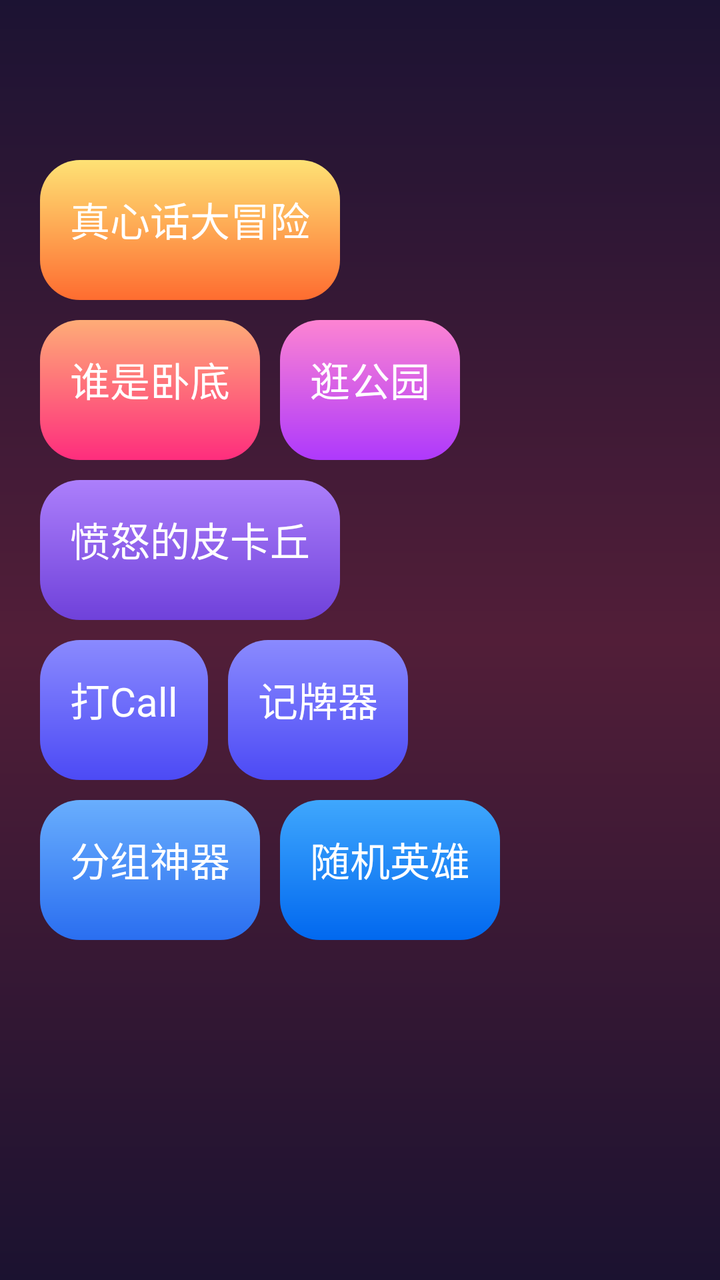
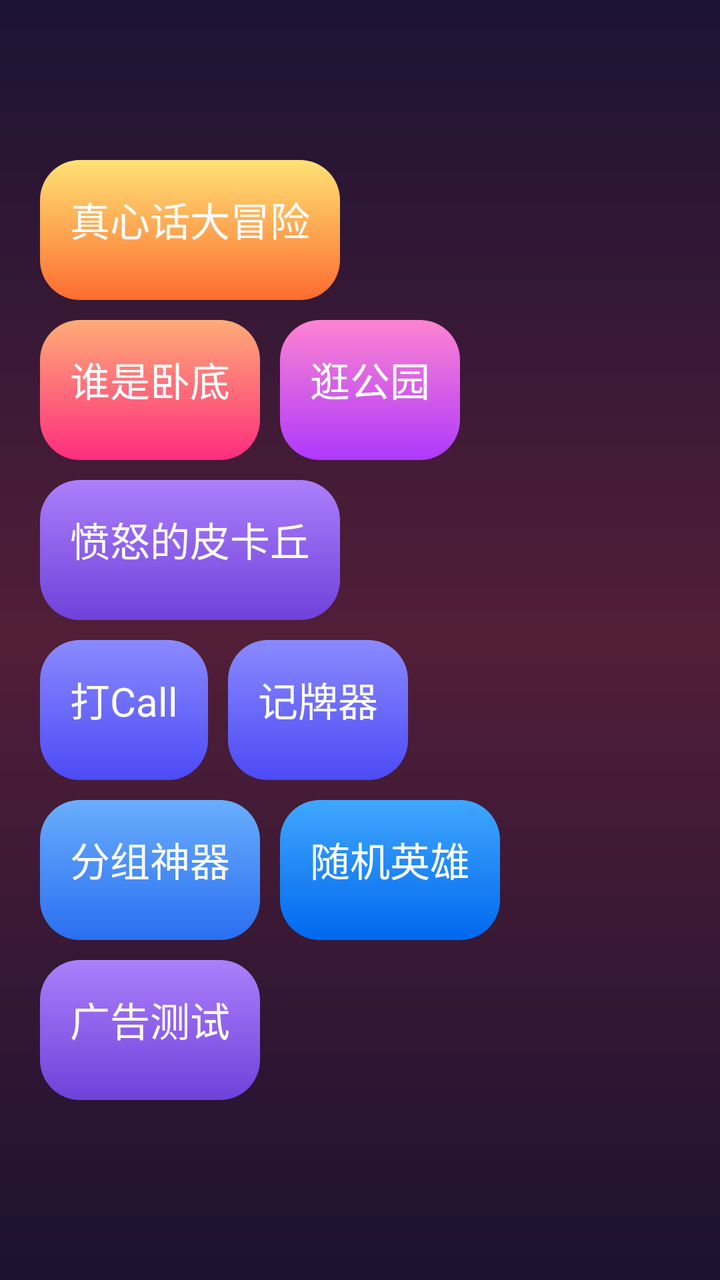

Before-and-after screenshots of an Android layout around one commit, followed by the original layout XML and the change that was made.
<!-- AndroidManifest.xml: application theme AppTheme -->
<!-- res/layout/activity_main.xml -->
<?xml version="1.0" encoding="utf-8"?>
<layout xmlns:android="http://schemas.android.com/apk/res/android"
    xmlns:app="http://schemas.android.com/apk/res-auto"
    xmlns:binding="http://schemas.android.com/apk/res-auto"
    xmlns:tools="http://schemas.android.com/tools">

    <data>

        <variable
            name="viewModel"
            type="com.xxx.games.MainViewModel" />
    </data>

    <RelativeLayout
        android:layout_width="match_parent"
        android:layout_height="match_parent"
        android:background="@drawable/bg_home"
        tools:context=".MainActivity">

        <Button
            android:id="@+id/btn_game1"
            android:layout_width="wrap_content"
            android:layout_height="70dp"
            android:layout_marginLeft="20dp"
            android:layout_marginTop="80dp"
            android:background="@drawable/bg_menu1"
            android:padding="15dp"
            android:text="真心话大冒险"
            android:textColor="@color/white"
            android:textSize="20sp" />

        <Button
            android:id="@+id/btn_game2"
            android:layout_width="wrap_content"
            android:layout_height="70dp"
            android:layout_below="@id/btn_game3"
            android:layout_marginLeft="20dp"
            android:layout_marginTop="10dp"
            android:background="@drawable/bg_menu4"
            android:padding="15dp"
            android:text="愤怒的皮卡丘"
            android:textColor="@color/white"
            android:textSize="20sp" />

        <Button
            android:id="@+id/btn_game5"
            android:layout_width="wrap_content"
            android:layout_height="70dp"
            android:layout_below="@id/btn_game2"
            android:layout_marginLeft="20dp"
            android:layout_marginTop="10dp"
            android:background="@drawable/bg_menu5"
            android:padding="15dp"
            android:text="打Call"
            android:textColor="@color/white"
            android:textSize="20sp" />

        <Button
            android:id="@+id/btn_game8"
            android:layout_width="wrap_content"
            android:layout_height="70dp"
            android:layout_below="@id/btn_game2"
            android:layout_toRightOf="@id/btn_game5"
            android:layout_marginLeft="10dp"
            android:layout_marginTop="10dp"
            android:background="@drawable/bg_menu5"
            android:padding="15dp"
            android:text="记牌器"
            android:textColor="@color/white"
            android:textSize="20sp" />

        <Button
            android:id="@+id/btn_game6"
            android:layout_width="wrap_content"
            android:layout_height="70dp"
            android:layout_below="@id/btn_game5"
            android:layout_marginLeft="20dp"
            android:layout_marginTop="10dp"
            android:background="@drawable/bg_menu6"
            android:padding="15dp"
            android:text="分组神器"
            android:textColor="@color/white"
            android:textSize="20sp" />

        <Button
            android:id="@+id/btn_game7"
            android:layout_width="wrap_content"
            android:layout_height="70dp"
            android:layout_below="@id/btn_game5"
            android:layout_marginLeft="10dp"
            android:layout_marginTop="10dp"
            android:layout_toRightOf="@id/btn_game6"
            android:background="@drawable/bg_menu7"
            android:padding="15dp"
            android:text="随机英雄"
            android:textColor="@color/white"
            android:textSize="20sp" />

        <Button
            android:id="@+id/btn_game3"
            android:layout_width="wrap_content"
            android:layout_height="70dp"
            android:layout_below="@id/btn_game1"
            android:layout_marginLeft="20dp"
            android:layout_marginTop="10dp"
            android:background="@drawable/bg_menu2"
            android:padding="15dp"
            android:text="谁是卧底"
            android:textColor="@color/white"
            android:textSize="20sp" />

        <Button
            android:id="@+id/btn_game4"
            android:layout_width="wrap_content"
            android:layout_height="70dp"
            android:layout_below="@id/btn_game1"
            android:layout_marginLeft="10dp"
            android:layout_marginTop="10dp"
            android:layout_toRightOf="@id/btn_game3"
            android:background="@drawable/bg_menu3"
            android:padding="15dp"
            android:text="逛公园"
            android:textColor="@color/white"
            android:textSize="20sp" />

    </RelativeLayout>
</layout>
<!-- resources referenced by this layout -->
<resources>
  <color name="white">#FFFFFFFF</color>
  <!-- drawable bg_home (drawable) -->
  <?xml version="1.0" encoding="utf-8"?>
  <shape xmlns:android="http://schemas.android.com/apk/res/android"
      android:shape="rectangle">
      
      <gradient
          android:startColor="#1C1333"
          android:centerColor="#521E38"
          android:endColor="#1B1230"
          android:angle="-90"
          />
  </shape>
  <!-- drawable bg_menu1 (drawable) -->
  <?xml version="1.0" encoding="utf-8"?>
  <shape xmlns:android="http://schemas.android.com/apk/res/android"
      android:shape="rectangle">
      
      <gradient
          android:startColor="#FEE275"
          android:endColor="#FE6C30"
          android:angle="-45"
          />
      <corners android:radius="20dp" />
  </shape>
  <!-- drawable bg_menu2 (drawable) -->
  <?xml version="1.0" encoding="utf-8"?>
  <shape xmlns:android="http://schemas.android.com/apk/res/android"
      android:shape="rectangle">
      
      <gradient
          android:startColor="#FEAC77"
          android:endColor="#FE2D7D"
          android:angle="-45"
          />
      <corners android:radius="20dp" />
  </shape>
  <!-- drawable bg_menu3 (drawable) -->
  <?xml version="1.0" encoding="utf-8"?>
  <shape xmlns:android="http://schemas.android.com/apk/res/android"
      android:shape="rectangle">
      
      <gradient
          android:startColor="#FD84D2"
          android:endColor="#AE39FC"
          android:angle="-45"
          />
      <corners android:radius="20dp" />
  </shape>
  <!-- drawable bg_menu4 (drawable) -->
  <?xml version="1.0" encoding="utf-8"?>
  <shape xmlns:android="http://schemas.android.com/apk/res/android"
      android:shape="rectangle">
      
      <gradient
          android:startColor="#AC7FFB"
          android:endColor="#6F41DA"
          android:angle="-45"
          />
      <corners android:radius="20dp" />
  </shape>
  <!-- drawable bg_menu5 (drawable) -->
  <?xml version="1.0" encoding="utf-8"?>
  <shape xmlns:android="http://schemas.android.com/apk/res/android"
      android:shape="rectangle">
      
      <gradient
          android:startColor="#8A8AFE"
          android:endColor="#4C4AF5"
          android:angle="-45"
          />
      <corners android:radius="20dp" />
  </shape>
  <!-- drawable bg_menu6 (drawable) -->
  <?xml version="1.0" encoding="utf-8"?>
  <shape xmlns:android="http://schemas.android.com/apk/res/android"
      android:shape="rectangle">
      
      <gradient
          android:startColor="#69AEFD"
          android:endColor="#2A6EF0"
          android:angle="-45"
          />
      <corners android:radius="20dp" />
  </shape>
  <!-- drawable bg_menu7 (drawable) -->
  <?xml version="1.0" encoding="utf-8"?>
  <shape xmlns:android="http://schemas.android.com/apk/res/android"
      android:shape="rectangle">
      
      <gradient
          android:startColor="#3FA7FD"
          android:endColor="#0168EF"
          android:angle="-45"
          />
      <corners android:radius="20dp" />
  </shape>
  <style name="AppTheme" parent="QMUI.Compat.NoActionBar">
          
          <item name="colorPrimary">@color/colorPrimary</item>
          <item name="colorPrimaryDark">@color/colorPrimaryDark</item>
          <item name="colorAccent">@color/colorAccent</item>
      </style>
  <color name="colorPrimary">#008577</color>
  <color name="colorPrimaryDark">#00574B</color>
  <color name="colorAccent">#D81B60</color>
</resources>

<!-- the commit's change to res/layout/activity_main.xml (unified diff, before → after) -->
@@ -123,5 +123,18 @@
             android:textColor="@color/white"
             android:textSize="20sp" />
 
+        <Button
+            android:id="@+id/btn_game9"
+            android:layout_width="wrap_content"
+            android:layout_height="70dp"
+            android:layout_below="@id/btn_game6"
+            android:layout_marginLeft="20dp"
+            android:layout_marginTop="10dp"
+            android:background="@drawable/bg_menu4"
+            android:padding="15dp"
+            android:text="广告测试"
+            android:textColor="@color/white"
+            android:textSize="20sp" />
+
     </RelativeLayout>
 </layout>
